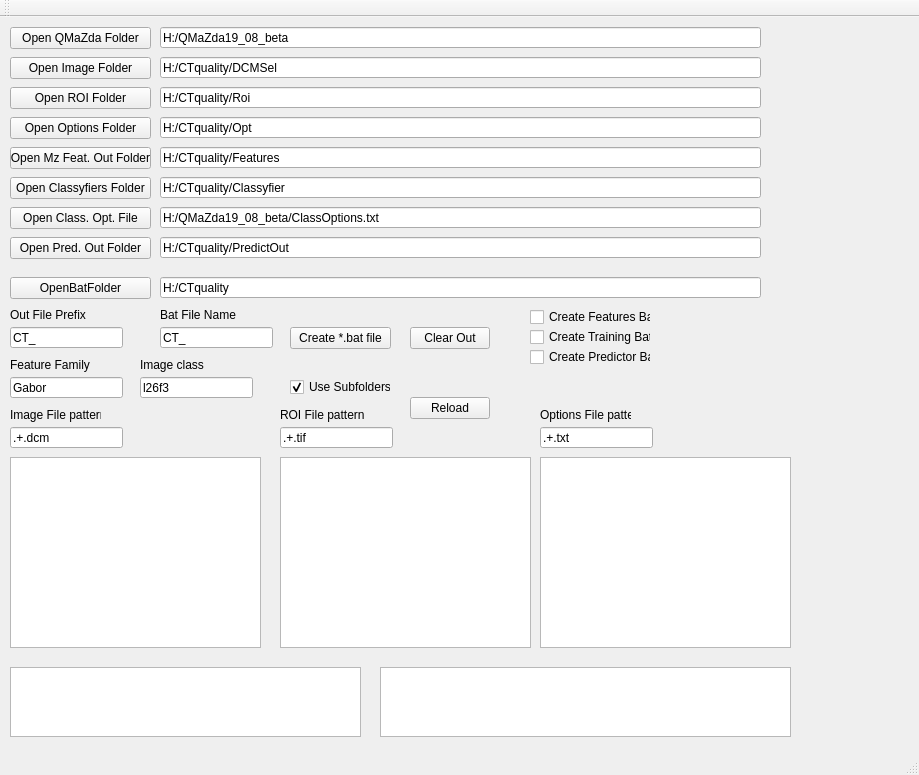
First picture: the form in mainwindow.ui, repository marcinkociolek/MaZdaBat, before the edit.
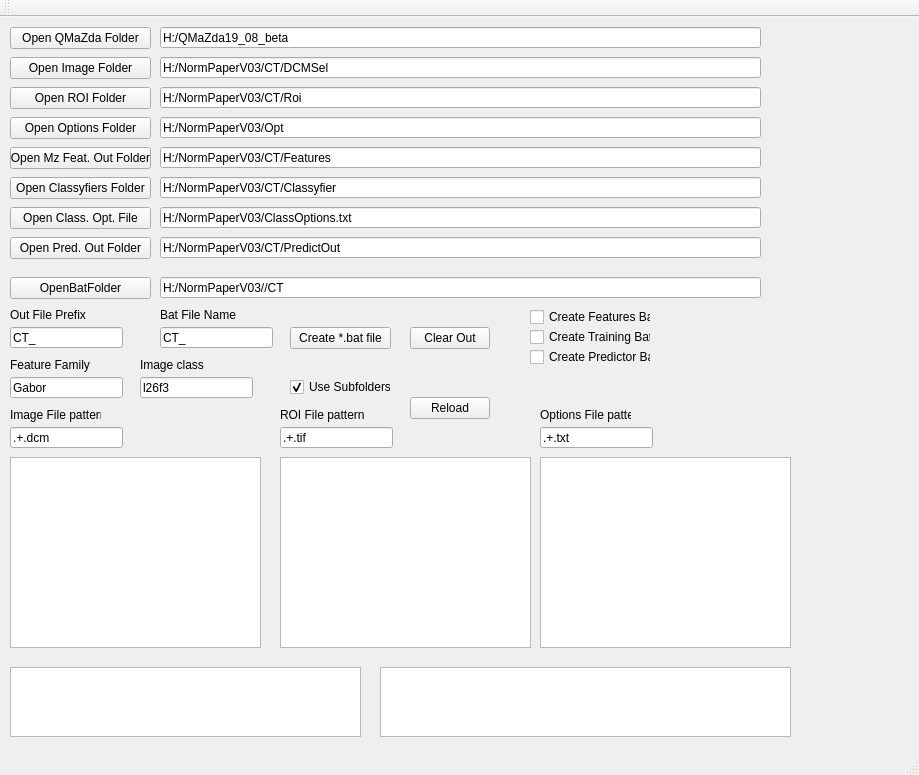
Second picture: the form after the edit.

Patch:
```diff
--- a/mainwindow.ui
+++ b/mainwindow.ui
@@ -76,7 +76,7 @@
      </rect>
     </property>
     <property name="text">
-     <string>H:/CTquality/DCMSel</string>
+     <string>H:/NormPaperV03/CT/DCMSel</string>
     </property>
    </widget>
    <widget class="QLineEdit" name="lineEditROIFolder">
@@ -89,7 +89,7 @@
      </rect>
     </property>
     <property name="text">
-     <string>H:/CTquality/Roi</string>
+     <string>H:/NormPaperV03/CT/Roi</string>
     </property>
    </widget>
    <widget class="QPushButton" name="pushButtonOpenOptionsFolder">
@@ -115,7 +115,7 @@
      </rect>
     </property>
     <property name="text">
-     <string>H:/CTquality/Opt</string>
+     <string>H:/NormPaperV03/Opt</string>
     </property>
    </widget>
    <widget class="QPushButton" name="pushButtonOpenMzFeaturesOutFolder">
@@ -141,7 +141,7 @@
      </rect>
     </property>
     <property name="text">
-     <string>H:/CTquality/Features</string>
+     <string>H:/NormPaperV03/CT/Features</string>
     </property>
    </widget>
    <widget class="QLineEdit" name="lineEditOutFilePrefix">
@@ -213,7 +213,7 @@
      </rect>
     </property>
     <property name="text">
-     <string>H:/CTquality</string>
+     <string>H:/NormPaperV03//CT</string>
     </property>
    </widget>
    <widget class="QLineEdit" name="lineEditBatFileName">
@@ -301,7 +301,7 @@
      </rect>
     </property>
     <property name="text">
-     <string>H:/CTquality/Classyfier</string>
+     <string>H:/NormPaperV03/CT/Classyfier</string>
     </property>
    </widget>
    <widget class="QPushButton" name="pushButtonOpenPredictorOutputFolder">
@@ -327,7 +327,7 @@
      </rect>
     </property>
     <property name="text">
-     <string>H:/CTquality/PredictOut</string>
+     <string>H:/NormPaperV03/CT/PredictOut</string>
     </property>
    </widget>
    <widget class="QPushButton" name="pushButtonOpenClassyfiersOptionsFile">
@@ -353,7 +353,7 @@
      </rect>
     </property>
     <property name="text">
-     <string>H:/QMaZda19_08_beta/ClassOptions.txt</string>
+     <string>H:/NormPaperV03/ClassOptions.txt</string>
     </property>
    </widget>
    <widget class="QLabel" name="labelROIFilePattern">
```
